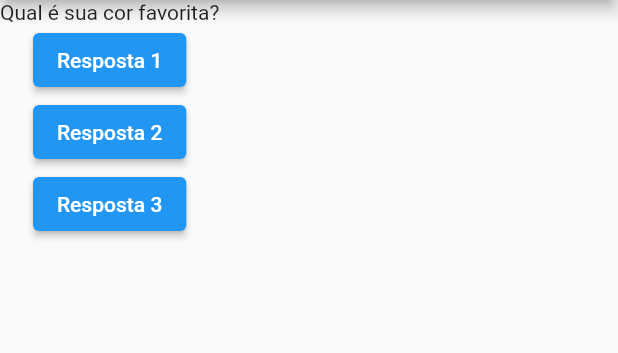
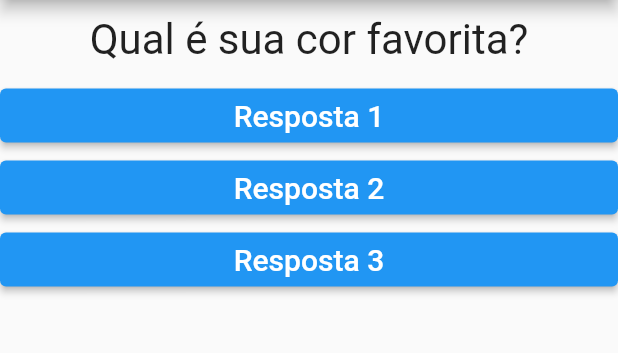
Before and after one commit to KaioMartins/projeto_perguntas, a Flutter app: the screen it shows after launch, on a phone screen of 412 x 824 dp, the part 84-437 px from its top. Run offline on Flutter 3.47's test engine with Material 2 defaults, Android fonts, the phone set to English and light mode, and no system bars.

Commit message:
New class resposta and adding style

```diff
--- a/lib/main.dart
+++ b/lib/main.dart
@@ -1,5 +1,6 @@
 import 'package:flutter/material.dart';
 import './questao.dart';
+import './resposta.dart';
 
 main() => runApp(PerguntaApp());
 
@@ -27,18 +28,9 @@ class _PerguntaAppState extends State<PerguntaApp> {
             ),
             body: Column(children: <Widget>[
               Questao(perguntas[_perguntaSelecionada]),
-              ElevatedButton(
-                child: Text('Resposta 1'),
-                onPressed: _responder,
-              ),
-              ElevatedButton(
-                child: Text('Resposta 2'),
-                onPressed: _responder,
-              ),
-              ElevatedButton(
-                child: Text('Resposta 3'),
-                onPressed: _responder,
-              )
+              Resposta('Resposta 1'),
+              Resposta('Resposta 2'),
+              Resposta('Resposta 3'),
             ])));
   }
 }
--- a/lib/questao.dart
+++ b/lib/questao.dart
@@ -9,6 +9,14 @@ class Questao extends StatelessWidget {
 
   @override
   Widget build(BuildContext context) {
-    return Text(texto);
+    return Container(
+      width: double.infinity,
+      margin: EdgeInsets.all(10),
+      child: Text(
+        texto,
+        style: TextStyle(fontSize: 28),
+        textAlign: TextAlign.center,
+      ),
+    );
   }
 }
--- /dev/null
+++ b/lib/resposta.dart
@@ -0,0 +1,24 @@
+import 'package:flutter/cupertino.dart';
+import 'package:flutter/material.dart';
+
+class Resposta extends StatelessWidget {
+  final String texto;
+
+  Resposta(this.texto);
+
+  @override
+  Widget build(BuildContext context) {
+    return Container(
+      width: double.infinity,
+      child: ElevatedButton(
+        onPressed: () {},
+        child: Text(
+          texto,
+          style: TextStyle(fontSize: 20),
+        ),
+        style: ElevatedButton.styleFrom(
+            primary: Colors.blue, onPrimary: Colors.white),
+      ),
+    );
+  }
+}
```
